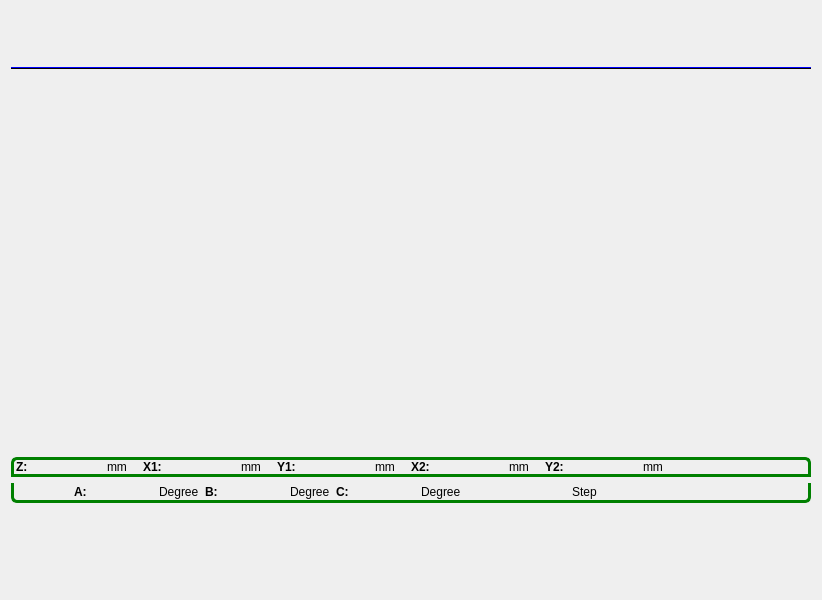
dongdong-2009/3-5AxisRobot, file mainframe.ui: the form before one commit.
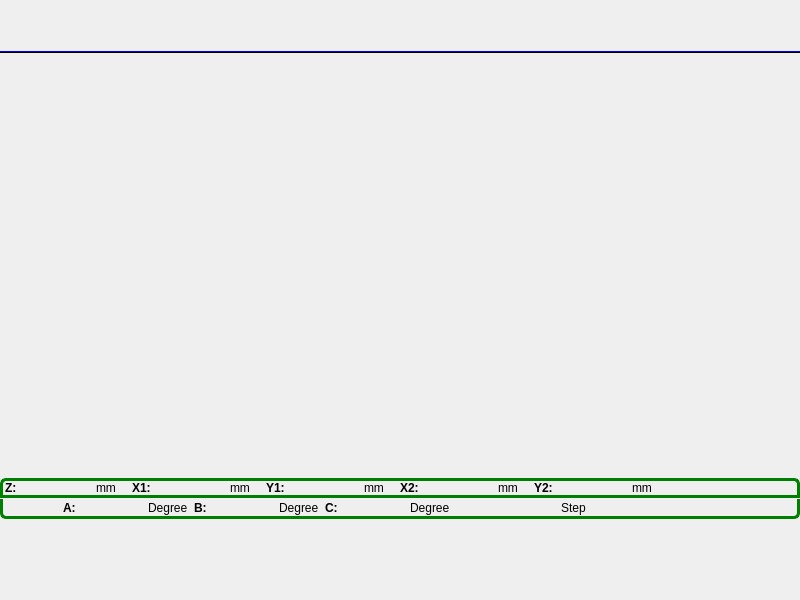
The form after the commit. Custom widgets are drawn as their Qt base class.

Commit message: Add a button poweroff on the interface of icinitialframe.ui

Diff of the .ui file:
```diff
--- a/mainframe.ui
+++ b/mainframe.ui
@@ -27,8 +27,23 @@
 }
 </string>
   </property>
-  <layout class="QGridLayout" name="gridLayout">
-   <item row="0" column="0">
+  <layout class="QVBoxLayout" name="verticalLayout">
+   <property name="spacing">
+    <number>1</number>
+   </property>
+   <property name="leftMargin">
+    <number>0</number>
+   </property>
+   <property name="topMargin">
+    <number>0</number>
+   </property>
+   <property name="rightMargin">
+    <number>0</number>
+   </property>
+   <property name="bottomMargin">
+    <number>0</number>
+   </property>
+   <item>
     <layout class="QHBoxLayout" name="horizontalLayout_2">
      <item>
       <widget class="ICSystemStatusFrame" name="systemStatusFrame">
@@ -58,7 +73,7 @@
      </item>
     </layout>
    </item>
-   <item row="1" column="0">
+   <item>
     <widget class="Line" name="line">
      <property name="sizePolicy">
       <sizepolicy hsizetype="Expanding" vsizetype="Preferred">
@@ -95,7 +110,7 @@
      </property>
     </widget>
    </item>
-   <item row="2" column="0">
+   <item>
     <widget class="QFrame" name="centerPageFrame">
      <property name="sizePolicy">
       <sizepolicy hsizetype="Preferred" vsizetype="Expanding">
@@ -117,7 +132,7 @@
      </property>
     </widget>
    </item>
-   <item row="3" column="0">
+   <item>
     <widget class="ICCycleTimeAndFinishedFrame" name="cycleTimeAndFinistWidget">
      <property name="frameShape">
       <enum>QFrame::NoFrame</enum>
@@ -127,7 +142,7 @@
      </property>
     </widget>
    </item>
-   <item row="4" column="0">
+   <item>
     <widget class="QFrame" name="axisRunStatus1">
      <property name="maximumSize">
       <size>
@@ -406,7 +421,7 @@
      </layout>
     </widget>
    </item>
-   <item row="5" column="0">
+   <item>
     <widget class="QFrame" name="axisRunStatus2">
      <property name="maximumSize">
       <size>
@@ -659,7 +674,7 @@
      </layout>
     </widget>
    </item>
-   <item row="6" column="0">
+   <item>
     <layout class="QHBoxLayout" name="categoryButtonLayout">
      <property name="spacing">
       <number>10</number>
```
The commit also changes 5 other files.
